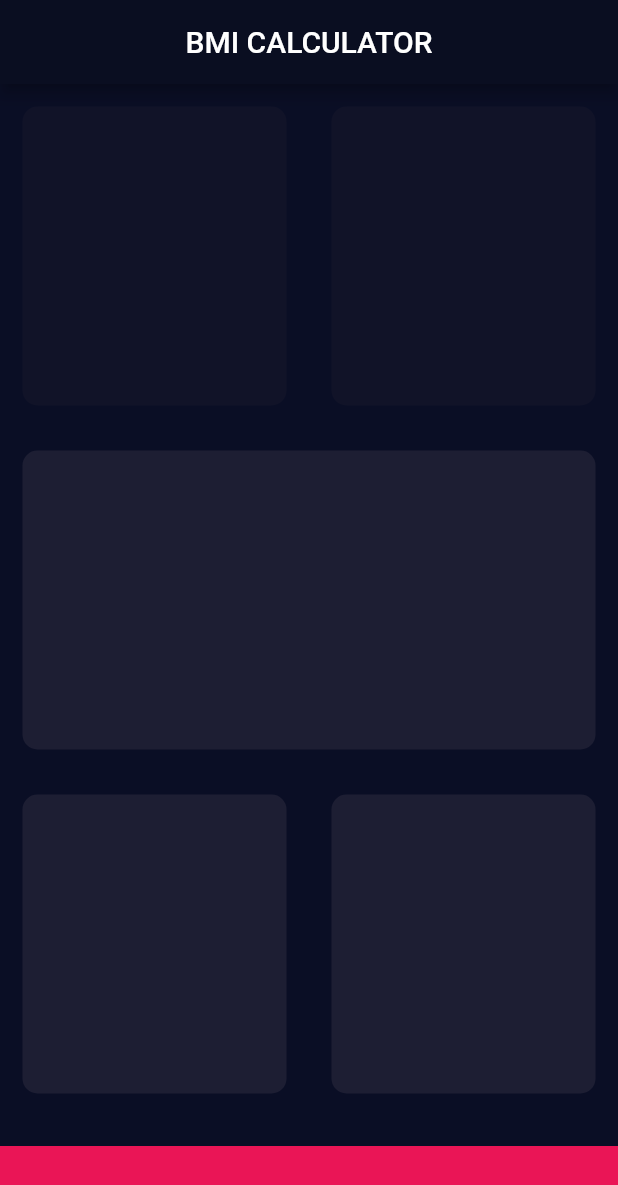
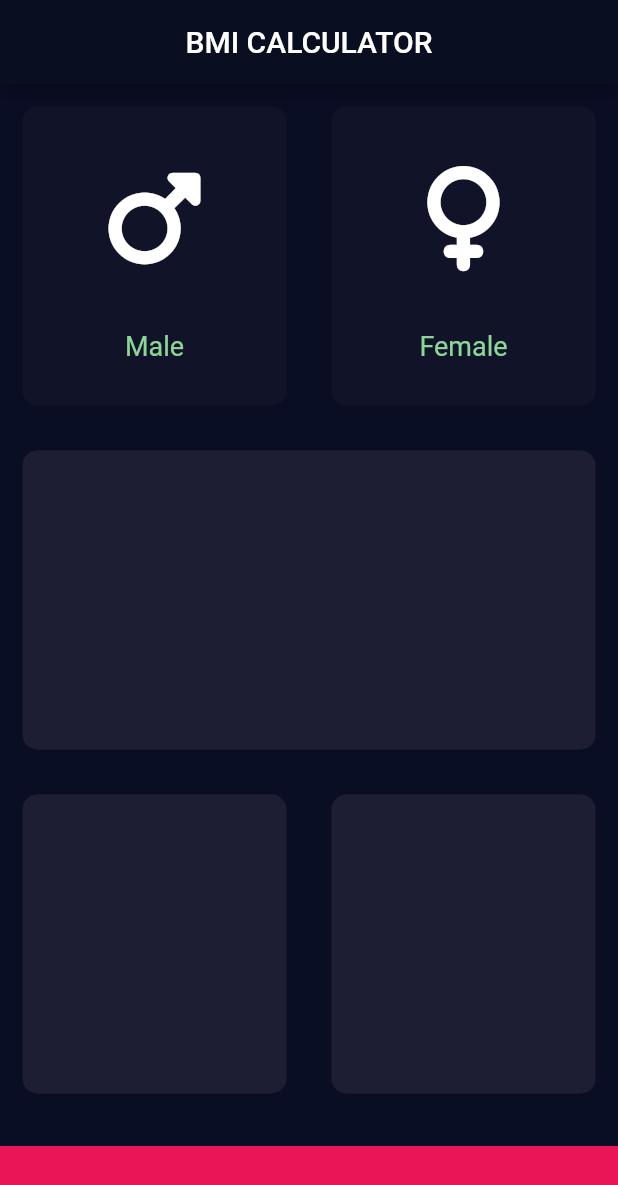
Before and after one commit to Kunjshingala/BMI-Calculator, a Flutter app: the screen it shows after launch, on a phone screen of 412 x 824 dp. Shown: the top 1185 px of the screen. Run offline on Flutter 3.47's test engine with Material 2 defaults, Android fonts, the phone set to English and light mode, and no system bars; our stand-ins replace font_awesome_flutter.

Commit message:
Icon Displayed

```diff
--- a/lib/icon_content.dart
+++ b/lib/icon_content.dart
@@ -1,5 +1,5 @@
 import 'package:flutter/cupertino.dart';
-import 'package:font_awesome_flutter/font_awesome_flutter.dart';
+import 'package:flutter/material.dart';
 
 const lableTextStyle = TextStyle(
   fontSize: 18,
@@ -7,7 +7,7 @@ const lableTextStyle = TextStyle(
 );
 
 class IconContent extends StatelessWidget {
-  IconContent({this.icon, this.lable});
+  IconContent({required this.icon, this.lable});
 
   final IconData? icon;
   final String? lable;
@@ -15,18 +15,21 @@ class IconContent extends StatelessWidget {
   @override
   Widget build(BuildContext context) {
     return Column(
-      // mainAxisAlignment: MainAxisAlignment.center,
       children: [
-        FaIcon(
-          icon,
-          size: 80,
+        Expanded(
+          flex: 3,
+          child: Icon(
+            icon,
+            size: 70,
+            color: Colors.white,
+          ),
         ),
-        SizedBox(
-          height: 15.0,
-        ),
-        Text(
-          lable!,
-          style: lableTextStyle,
+        Expanded(
+          flex: 1,
+          child: Text(
+            lable!,
+            style: lableTextStyle,
+          ),
         ),
       ],
     );
--- a/lib/input_page.dart
+++ b/lib/input_page.dart
@@ -45,7 +45,7 @@ class _InputPageState extends State<InputPage> {
         ),
       ),
       body: Column(
-        // crossAxisAlignment: CrossAxisAlignment.stretch,
+        crossAxisAlignment: CrossAxisAlignment.stretch,
         children: [
           Expanded(
             child: Row(
@@ -55,7 +55,6 @@ class _InputPageState extends State<InputPage> {
                     onTap: () {
                       setState(() {
                         updateColour(1);
-                        print('user selected');
                       });
                     },
                     child: ReusableCard(
@@ -89,6 +88,7 @@ class _InputPageState extends State<InputPage> {
           Expanded(
             child: ReusableCard(
               colour: activeCardColour,
+              childCard: Container(),
             ),
           ),
           Expanded(
@@ -97,11 +97,13 @@ class _InputPageState extends State<InputPage> {
                 Expanded(
                   child: ReusableCard(
                     colour: activeCardColour,
+                    childCard: Container(),
                   ),
                 ),
                 Expanded(
                   child: ReusableCard(
                     colour: activeCardColour,
+                    childCard: Container(),
                   ),
                 )
               ],
--- a/lib/reusable_card.dart
+++ b/lib/reusable_card.dart
@@ -1,10 +1,10 @@
 import 'package:flutter/cupertino.dart';
 
 class ReusableCard extends StatelessWidget {
-  const ReusableCard({required this.colour, this.childCard});
+  const ReusableCard({required this.colour, required this.childCard});
 
   final Color colour;
-  final Widget? childCard;
+  final Widget childCard;
 
   @override
   Widget build(BuildContext context) {
@@ -14,6 +14,7 @@ class ReusableCard extends StatelessWidget {
         color: colour,
         borderRadius: BorderRadius.circular(10),
       ),
+      child: childCard,
     );
   }
 }
```
Also changed, not shown: lib/temp.dart (deleted, +0 -63 lines).
